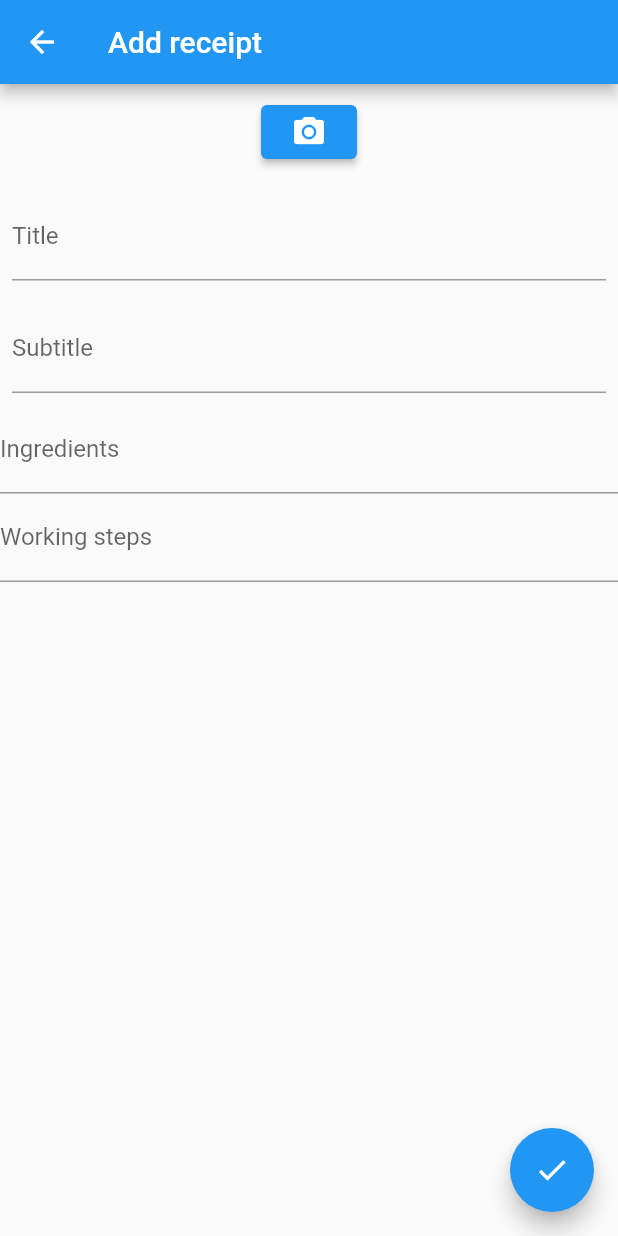
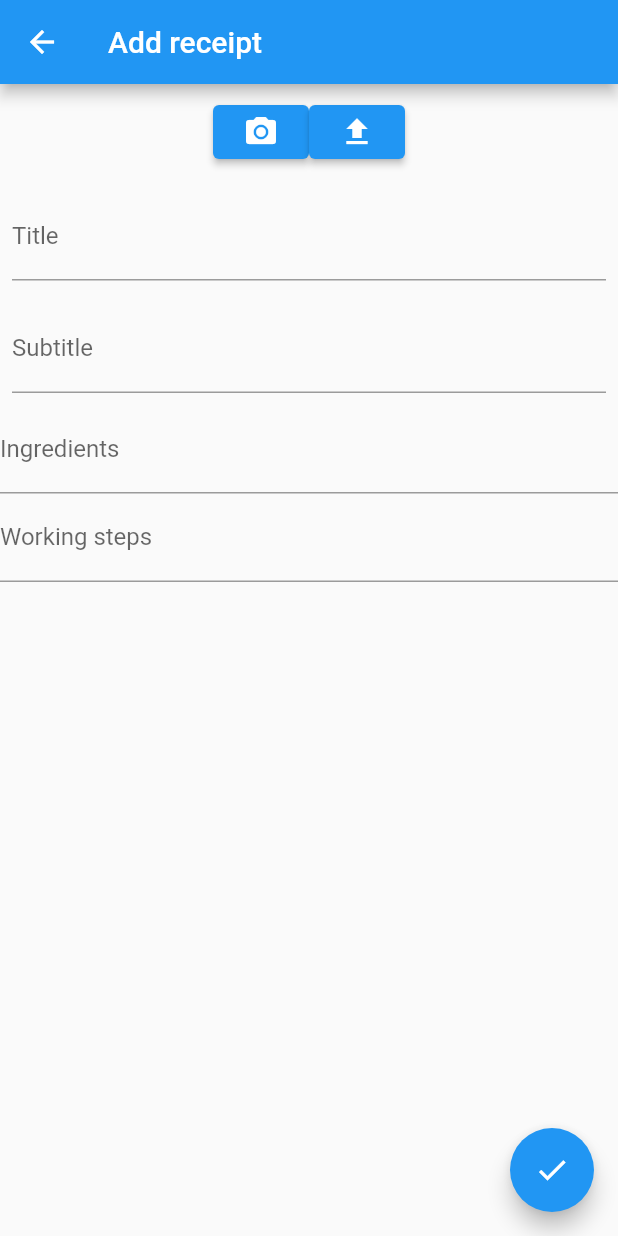
Before and after one commit to devrobbey/receipes_list_dummy_app, a Flutter app: the screen it shows after launch, after a tap on the "add" icon, on a phone screen of 412 x 824 dp. Run offline on Flutter 3.47's test engine with Material 2 defaults, Android fonts, the phone set to English and light mode, and no system bars; our stand-ins replace bloc, camera, equatable, flutter_bloc, image_picker.

Commit message:
fix iOS build error & implement image picking from library

```diff
--- a/lib/pages/add_receipt/add_receipt_bloc.dart
+++ b/lib/pages/add_receipt/add_receipt_bloc.dart
@@ -1,30 +1,41 @@
 import 'package:bloc/bloc.dart';
 import 'package:camera/camera.dart';
 import 'package:equatable/equatable.dart';
+import 'package:image_picker/image_picker.dart';
 import 'package:receipts_list_dummy_app/util/logger.dart';
 
 class AddReceiptBloc extends Bloc<AddReceiptEvent, AddReceiptState> {
   AddReceiptBloc() : super(Uninitialized()) {
     on<InitCam>(_onInitCam);
+    on<UploadImageButtonPressed>(_onImageUpladButtonPressed);
   }
 
   static const _logger = Logger('AddReceiptBloc');
+  final ImagePicker _picker = ImagePicker();
 
   void _onInitCam(InitCam event, Emitter<AddReceiptState> emit) async {
     // get available cameras
     await availableCameras().then((cams) async {
       if (cams.isEmpty) {
-        emit(CamInitError());
+        emit(const Valid());
       } else {
         // wait for camera controller to be initialized
         final controller = CameraController(cams[0], ResolutionPreset.max);
         await controller.initialize();
-        emit(CamInitialised(controller: controller));
+        emit(Valid(controller: controller));
       }
     }).catchError((error, stackTrace) {
       _logger.log('cam init error', error: error);
       emit(CamInitError());
     });
+  }
+
+  void _onImageUpladButtonPressed(
+      UploadImageButtonPressed event, Emitter<AddReceiptState> emit) async {
+    XFile? image = await _picker.pickImage(source: ImageSource.gallery);
+    if (state is Valid) {
+      emit((state as Valid).copyWith(xFile: image));
+    }
   }
 
   @override
@@ -45,6 +56,8 @@ abstract class AddReceiptEvent {
 }
 
 class InitCam extends AddReceiptEvent {}
+
+class UploadImageButtonPressed extends AddReceiptEvent {}
 
 class TitleChanged extends AddReceiptEvent {
   const TitleChanged(this.title);
@@ -81,13 +94,30 @@ class CamInitInProgress extends AddReceiptState {
 
 class CamInitError extends AddReceiptState {}
 
-class CamInitialised extends AddReceiptState {
-  const CamInitialised({required this.controller});
+class Valid extends AddReceiptState {
+  const Valid({
+    this.controller,
+    this.xFile,
+  });
 
-  final CameraController controller;
+  Valid copyWith({
+    CameraController? controller,
+    XFile? xFile,
+  }) {
+    return Valid(
+      controller: controller ?? this.controller,
+      xFile: xFile ?? this.xFile,
+    );
+  }
+
+  final CameraController? controller;
+  final XFile? xFile;
 
   @override
-  List<Object> get props => [controller];
+  List<Object> get props => [
+        controller.hashCode,
+        xFile.hashCode,
+      ];
 
   @override
   String toString() => 'CamInitialised { controller: $controller }';
--- a/lib/pages/add_receipt/components/camera_section.dart
+++ b/lib/pages/add_receipt/components/camera_section.dart
@@ -1,3 +1,5 @@
+import 'dart:io';
+import 'dart:typed_data';
 
 import 'package:camera/camera.dart';
 import 'package:flutter/material.dart';
@@ -13,23 +15,47 @@ class CameraSection extends StatelessWidget {
     return Padding(
       padding: const EdgeInsets.all(8.0),
       child: BlocBuilder<AddReceiptBloc, AddReceiptState>(
-        builder: (context, state) {
-          if (state is Uninitialized || state is CamInitInProgress) {
-            return const Text('Cam init in progress ...');
-          } else if (state is CamInitError) {
-            return const Text('Cam init error or no cam available');
-          } else if (state is CamInitialised) {
-            return ElevatedButton(
-              onPressed: () => Navigator.of(context).push(
-                  MaterialPageRoute(
-                      builder: (_) => CameraPreview(state.controller,))),
-              child: const Icon(Icons.camera_alt),
-            );
-          }
-          return Container();
-        }
-      ),
+          builder: (context, state) {
+        return Column(
+          children: [
+            if (state is Valid && state.xFile != null)
+              FutureBuilder<Uint8List>(
+                future: File(state.xFile!.path).readAsBytes(),
+                builder:
+                    (BuildContext context, AsyncSnapshot<dynamic> snapshot) {
+                  if (snapshot.hasData) {
+                    return SizedBox(
+                      height: 200,
+                      width: 200,
+                      child: Image.memory(snapshot.data),
+                    );
+                  }
+                  return Container();
+                },
+              ),
+            Row(
+              mainAxisAlignment: MainAxisAlignment.center,
+              children: [
+                ElevatedButton(
+                  onPressed: state is! Valid ||
+                          (state is Valid && state.controller == null)
+                      ? null
+                      : () => Navigator.of(context).push(MaterialPageRoute(
+                          builder: (_) => CameraPreview(
+                                state.controller!,
+                              ))),
+                  child: const Icon(Icons.camera_alt),
+                ),
+                ElevatedButton(
+                  onPressed: () => BlocProvider.of<AddReceiptBloc>(context)
+                      .add(UploadImageButtonPressed()),
+                  child: const Icon(Icons.upload),
+                ),
+              ],
+            ),
+          ],
+        );
+      }),
     );
   }
-
 }
--- a/pubspec.yaml
+++ b/pubspec.yaml
@@ -18,6 +18,8 @@ dependencies:
   meta: ^1.3.0
   camera: ^0.9.4+1
   formz: ^0.4.0
+  image_picker: ^0.8.4+2
+  image: 3.0.8
 
   # Google stuff
   firebase_core: ^1.7.0
```
Also changed, not shown: pubspec.lock, 3 other files.
